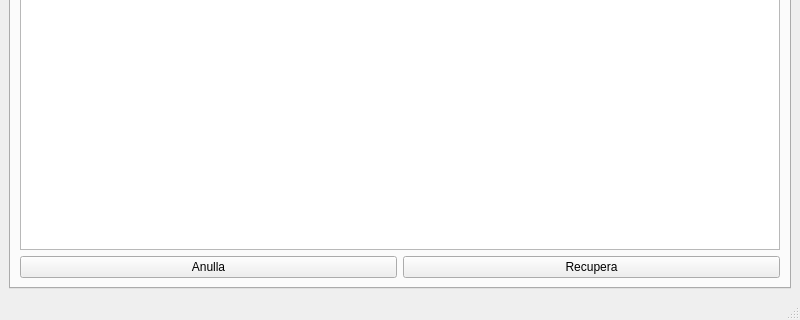
This is Qt/mainwindow.ui in Buggy97/AprilCpp-Project as Qt 5 draws it before an edit; both pictures show x 0 to 800 and y 351 to 671 of the 800 by 671 pixel window. The edited form follows.
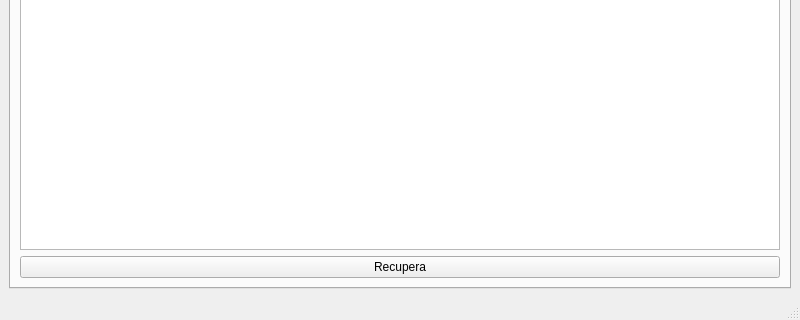
This is the edited form. The open tabs and pages were chosen to show the change. Icons and pictures are not drawn. Custom widgets are drawn as their Qt base class.

```diff
--- a/Qt/mainwindow.ui
+++ b/Qt/mainwindow.ui
@@ -219,13 +219,6 @@
         </item>
         <item row="3" column="0">
          <layout class="QHBoxLayout" name="horizontalLayout">
-          <item>
-           <widget class="QPushButton" name="abortBtn">
-            <property name="text">
-             <string>Anulla</string>
-            </property>
-           </widget>
-          </item>
           <item>
            <widget class="QPushButton" name="fetchBtn">
             <property name="text">
```
Left out of the diff: 2 changed lines with no effect on the pictures.
